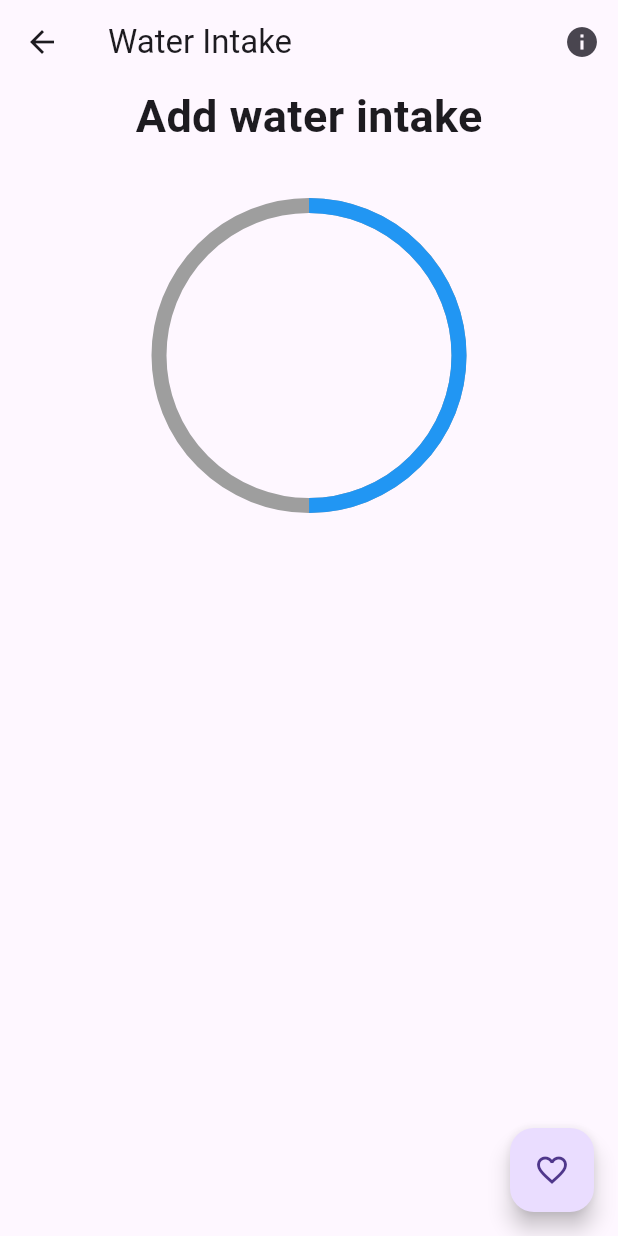
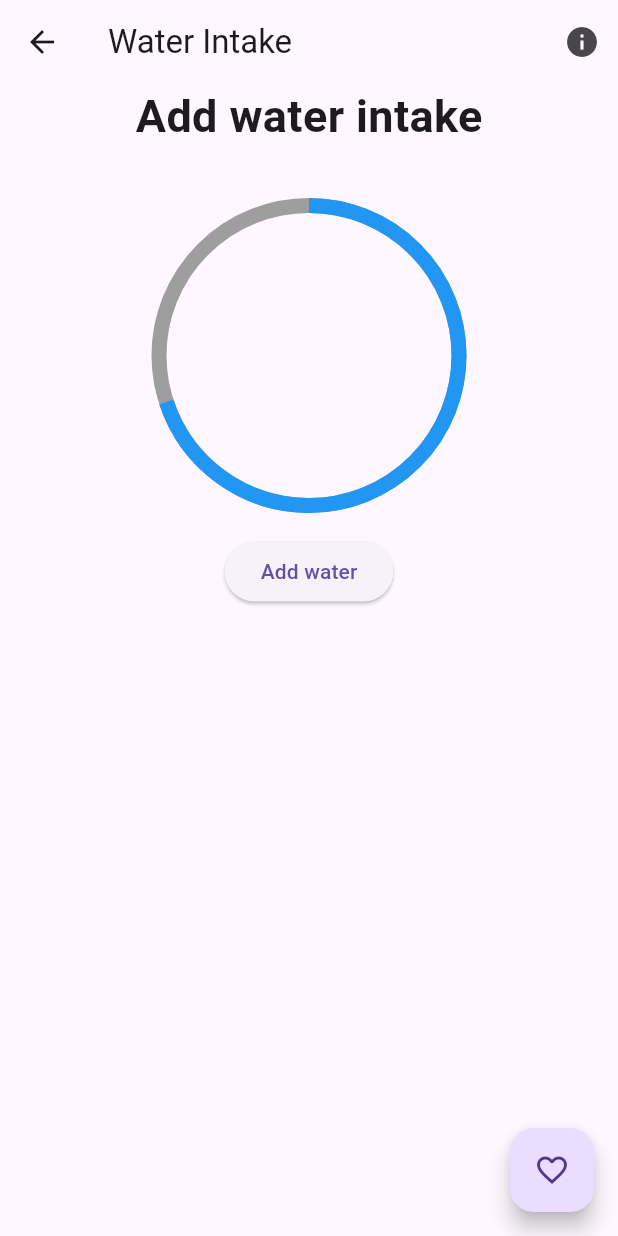
Before and after one commit to Amoako419/Flutter_Semester_Project, a Flutter app: the Water screen opened directly, on a phone screen of 412 x 824 dp. Run offline on Flutter 3.47's test engine with Material 3 defaults, Android fonts, the phone set to English and light mode, and no system bars; our stand-ins replace firebase_core, firebase_messaging, table_calendar; accounts and stored records are empty.

Commit message:
initial commit

```diff
--- a/health_monitor/lib/pages/water.dart
+++ b/health_monitor/lib/pages/water.dart
@@ -7,6 +7,16 @@ class Water extends StatefulWidget {
   State<Water> createState() => _WaterState();
 }
 
+
+void _increment(value){
+  value = value + 0.1;
+  if (value > 1){
+    value = 0;
+  }
+  else (
+     value = value + 0.1
+  );
+}
 class _WaterState extends State<Water> {
   @override
   Widget build(BuildContext context) {
@@ -50,7 +60,7 @@ IconButton(
                     child:  Column(
                       children: [
                         _textt(),
-                        _circle(0.5)
+                        _circle(0.7),
                       ],
                     ),
                   ),
@@ -86,7 +96,9 @@ IconButton(
     return Padding(
       padding: const EdgeInsets.all(38.0),
       child: Center(
-        child: SizedBox(
+        child: Column(
+          children: [
+            SizedBox(
               height: 200,
               width: 200,
               child: CircularProgressIndicator(
@@ -95,7 +107,18 @@ IconButton(
                 backgroundColor: Colors.grey,
                 valueColor: AlwaysStoppedAnimation(Colors.blue), // Use AlwaysStoppedAnimation for fixed color
               ),
+
             ),
+            Padding(
+              padding: EdgeInsets.all(20.0),
+              child: ElevatedButton(onPressed: (){
+                _increment(value);
+              },
+              child: const Text("Add water"),),
+            )
+          ],
+        ),
+
       ),
     );
   }
```
Lines whose indentation alone changed are shown as unchanged.
